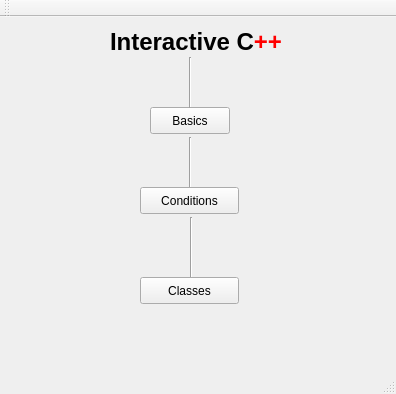
Old version of the form mainwindow.ui in the repository Megamezzomixer/Interactivecplusplus.
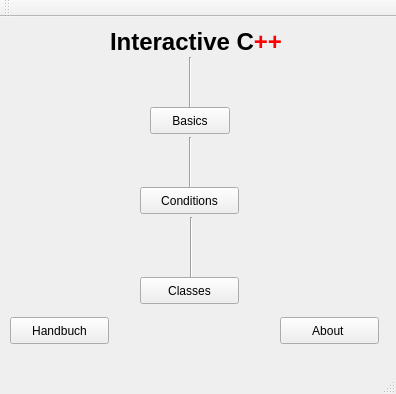
New version of the form.

```diff
--- a/mainwindow.ui
+++ b/mainwindow.ui
@@ -108,6 +108,32 @@
      <string>Classes</string>
     </property>
    </widget>
+   <widget class="QPushButton" name="pushButton_4">
+    <property name="geometry">
+     <rect>
+      <x>10</x>
+      <y>300</y>
+      <width>99</width>
+      <height>27</height>
+     </rect>
+    </property>
+    <property name="text">
+     <string>Handbuch</string>
+    </property>
+   </widget>
+   <widget class="QPushButton" name="pushButton_5">
+    <property name="geometry">
+     <rect>
+      <x>280</x>
+      <y>300</y>
+      <width>99</width>
+      <height>27</height>
+     </rect>
+    </property>
+    <property name="text">
+     <string>About </string>
+    </property>
+   </widget>
   </widget>
   <widget class="QMenuBar" name="menuBar">
    <property name="geometry">
```
